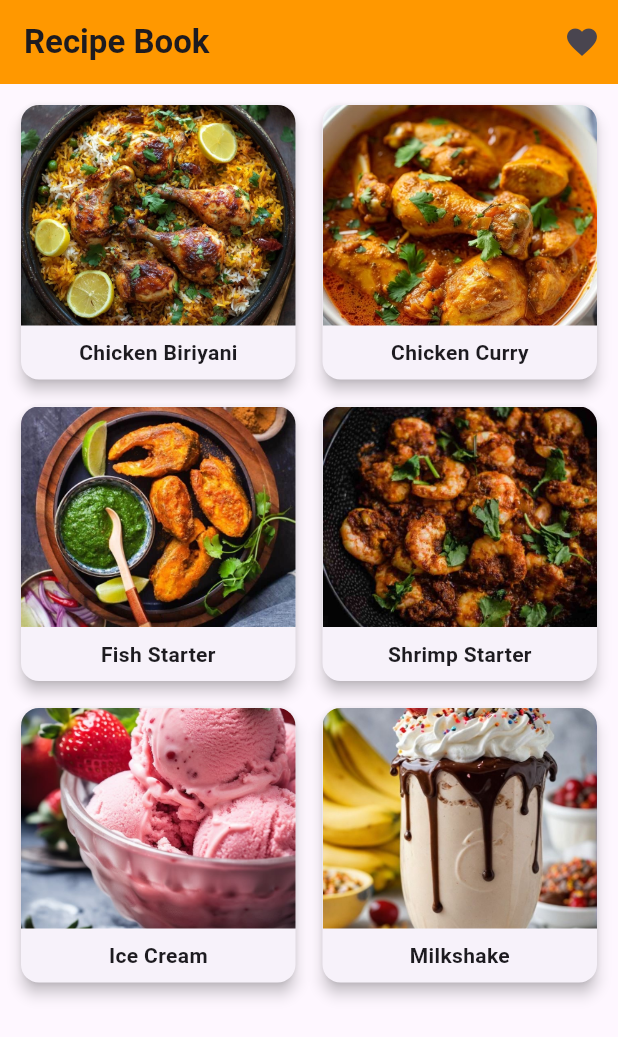
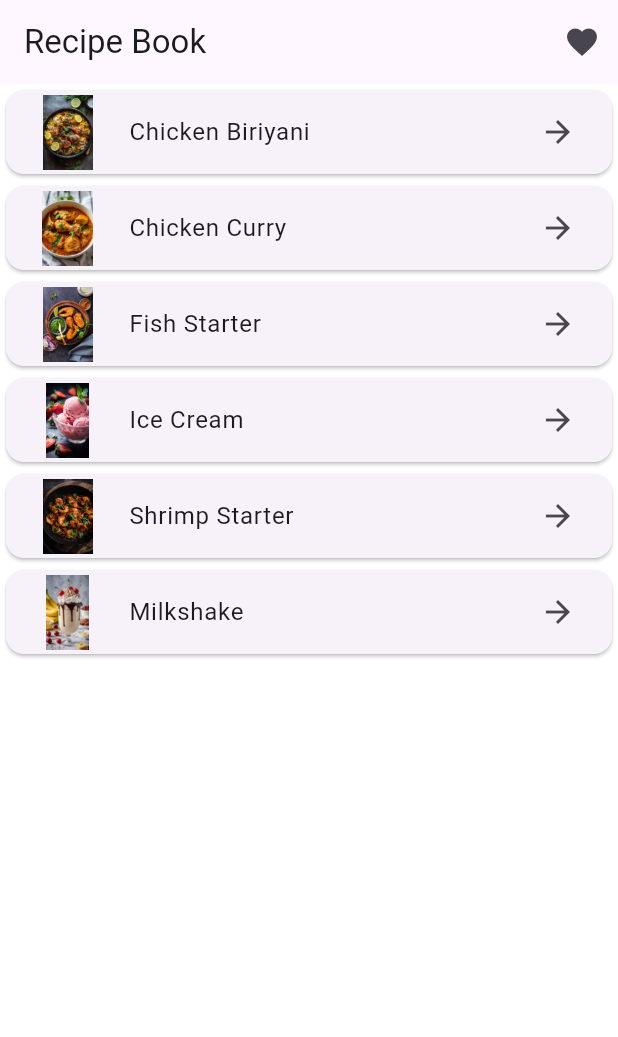
Before and after one commit to charan4112/Recipe_book-, a Flutter app: the screen it shows after launch, on a phone screen of 412 x 824 dp. Shown: the top 1037 px of the screen. Run offline on Flutter 3.47's test engine with Material 3 defaults, Android fonts, the phone set to English and light mode, and no system bars.

Commit message:
Final version with complete recipe book features

```diff
--- a/lib/main.dart
+++ b/lib/main.dart
@@ -2,14 +2,14 @@ import 'package:flutter/material.dart';
 import 'package:provider/provider.dart';
 import 'providers/recipe_provider.dart';
 import 'screens/home_screen.dart';
+import 'screens/details_screen.dart';
+import 'screens/favorites_screen.dart';
 
 void main() {
-  runApp(const RecipeBookApp());
+  runApp(RecipeBookApp());
 }
 
 class RecipeBookApp extends StatelessWidget {
-  const RecipeBookApp({super.key});
-
   @override
   Widget build(BuildContext context) {
     return ChangeNotifierProvider(
@@ -17,8 +17,16 @@ class RecipeBookApp extends StatelessWidget {
       child: MaterialApp(
         debugShowCheckedModeBanner: false,
         title: 'Recipe Book',
-        theme: ThemeData(primarySwatch: Colors.orange),
-        home: const HomeScreen(),
+        theme: ThemeData(
+          primarySwatch: Colors.deepOrange,
+          scaffoldBackgroundColor: Colors.white,
+        ),
+        initialRoute: '/',
+        routes: {
+          '/': (context) => HomeScreen(),
+          '/details': (context) => DetailsScreen(),
+          '/favorites': (context) => FavoritesScreen(),
+        },
       ),
     );
   }
--- a/lib/models/recipe.dart
+++ b/lib/models/recipe.dart
@@ -1,7 +1,7 @@
 class Recipe {
   final String id;
   final String name;
-  final String image;
+  final String imageUrl;
   final List<String> ingredients;
   final String instructions;
   bool isFavorite;
@@ -9,7 +9,7 @@ class Recipe {
   Recipe({
     required this.id,
     required this.name,
-    required this.image,
+    required this.imageUrl,
     required this.ingredients,
     required this.instructions,
     this.isFavorite = false,
--- a/lib/providers/recipe_provider.dart
+++ b/lib/providers/recipe_provider.dart
@@ -6,58 +6,57 @@ class RecipeProvider with ChangeNotifier {
     Recipe(
       id: '1',
       name: 'Chicken Biriyani',
-      image: 'assets/Chicken_Biriyani.JPG',
+      imageUrl: 'assets/Chicken_Biriyani.JPG',
       ingredients: ['Rice', 'Chicken', 'Spices', 'Yogurt'],
-      instructions: 'Cook chicken with spices, add rice, and simmer.',
+      instructions: 'Mix ingredients and cook for 45 minutes.',
     ),
     Recipe(
       id: '2',
       name: 'Chicken Curry',
-      image: 'assets/Chicken_Curry.JPG',
-      ingredients: ['Chicken', 'Tomato', 'Onion', 'Garlic'],
-      instructions: 'Sauté onions, add tomatoes and spices, cook chicken.',
+      imageUrl: 'assets/Chicken_Curry.JPG',
+      ingredients: ['Chicken', 'Onion', 'Tomato', 'Spices'],
+      instructions: 'Cook chicken with onions, tomatoes, and spices.',
     ),
     Recipe(
       id: '3',
       name: 'Fish Starter',
-      image: 'assets/Fish_Starter.JPG',
-      ingredients: ['Fish', 'Garlic', 'Lemon', 'Pepper'],
-      instructions: 'Marinate fish, fry or grill until crispy.',
+      imageUrl: 'assets/Fish_Starter.JPG',
+      ingredients: ['Fish', 'Lemon', 'Garlic', 'Spices'],
+      instructions: 'Marinate fish and fry until golden brown.',
     ),
     Recipe(
       id: '4',
-      name: 'Shrimp Starter',
-      image: 'assets/Shrimp_Starter.JPG',
-      ingredients: ['Shrimp', 'Garlic', 'Butter', 'Spices'],
-      instructions: 'Sauté shrimp in butter with garlic and spices.',
+      name: 'Ice Cream',
+      imageUrl: 'assets/Icecream.JPG',
+      ingredients: ['Milk', 'Sugar', 'Flavoring'],
+      instructions: 'Freeze mixture for 6 hours.',
     ),
     Recipe(
       id: '5',
-      name: 'Ice Cream',
-      image: 'assets/Icecream.JPG',
-      ingredients: ['Milk', 'Sugar', 'Vanilla', 'Cream'],
-      instructions: 'Mix ingredients, freeze, and enjoy cold.',
+      name: 'Shrimp Starter',
+      imageUrl: 'assets/Shrimp_Starter.JPG',
+      ingredients: ['Shrimp', 'Butter', 'Garlic'],
+      instructions: 'Saute shrimp in butter and garlic.',
     ),
     Recipe(
       id: '6',
       name: 'Milkshake',
-      image: 'assets/Milkshake.JPG',
-      ingredients: ['Milk', 'Ice Cream', 'Chocolate'],
-      instructions: 'Blend ingredients until smooth and creamy.',
+      imageUrl: 'assets/Milkshake.JPG',
+      ingredients: ['Milk', 'Ice Cream', 'Flavoring'],
+      instructions: 'Blend until smooth.',
     ),
   ];
 
   List<Recipe> get recipes => [..._recipes];
 
-  List<Recipe> get favoriteRecipes => _recipes.where((recipe) => recipe.isFavorite).toList();
+  List<Recipe> get favoriteRecipes =>
+      _recipes.where((recipe) => recipe.isFavorite).toList();
 
   Recipe findById(String id) => _recipes.firstWhere((recipe) => recipe.id == id);
 
   void toggleFavoriteStatus(String id) {
-    final index = _recipes.indexWhere((recipe) => recipe.id == id);
-    if (index != -1) {
-      _recipes[index].isFavorite = !_recipes[index].isFavorite;
-      notifyListeners();
-    }
+    final recipe = findById(id);
+    recipe.isFavorite = !recipe.isFavorite;
+    notifyListeners();
   }
 }
--- a/lib/screens/home_screen.dart
+++ b/lib/screens/home_screen.dart
@@ -1,69 +1,38 @@
 import 'package:flutter/material.dart';
 import 'package:provider/provider.dart';
 import '../providers/recipe_provider.dart';
-import 'details_screen.dart';
-import 'favorites_screen.dart';
 
 class HomeScreen extends StatelessWidget {
-  const HomeScreen({super.key});
-
   @override
   Widget build(BuildContext context) {
-    final recipeProvider = Provider.of<RecipeProvider>(context);
-    final recipes = recipeProvider.recipes;
+    final recipes = Provider.of<RecipeProvider>(context).recipes;
 
     return Scaffold(
       appBar: AppBar(
-        title: const Text('Recipe Book', style: TextStyle(fontWeight: FontWeight.bold)),
-        backgroundColor: Colors.orange,
+        title: Text('Recipe Book'),
         actions: [
           IconButton(
-            icon: const Icon(Icons.favorite),
-            onPressed: () => Navigator.push(
-              context,
-              MaterialPageRoute(builder: (context) => const FavoritesScreen()),
-            ),
+            icon: Icon(Icons.favorite),
+            onPressed: () => Navigator.pushNamed(context, '/favorites'),
           ),
         ],
       ),
-      body: Padding(
-        padding: const EdgeInsets.all(10.0),
-        child: GridView.builder(
-          gridDelegate: const SliverGridDelegateWithFixedCrossAxisCount(
-            crossAxisCount: 2,
-            crossAxisSpacing: 10,
-            mainAxisSpacing: 10,
-          ),
+      body: ListView.builder(
         itemCount: recipes.length,
         itemBuilder: (ctx, index) {
           final recipe = recipes[index];
-            return GestureDetector(
-              onTap: () => Navigator.push(
-                context,
-                MaterialPageRoute(builder: (context) => DetailsScreen(recipeId: recipe.id)),
-              ),
-              child: Card(
-                shape: RoundedRectangleBorder(borderRadius: BorderRadius.circular(12)),
-                elevation: 4,
-                child: Column(
-                  children: [
-                    Expanded(
-                      child: ClipRRect(
-                        borderRadius: const BorderRadius.vertical(top: Radius.circular(12)),
-                        child: Image.asset(recipe.image, width: double.infinity, fit: BoxFit.cover),
-                      ),
-                    ),
-                    Padding(
-                      padding: const EdgeInsets.all(8.0),
-                      child: Text(recipe.name, style: const TextStyle(fontWeight: FontWeight.bold)),
-                    ),
-                  ],
-                ),
+          return Card(
+            child: ListTile(
+              leading: Image.asset(recipe.imageUrl, width: 50, height: 50),
+              title: Text(recipe.name),
+              trailing: Icon(Icons.arrow_forward),
+              onTap: () {
+                Navigator.pushNamed(context, '/details', arguments: recipe.id);
+              },
             ),
           );
         },
       ),
-      ),
     );
   }
 }
```
Also changed, not shown: lib/screens/details_screen.dart (+30 -0 lines), lib/screens/favorites_screen.dart (+22 -0 lines), pubspec.yaml (+3 -8 lines), pubspec.lock. Lines whose indentation alone changed are shown as unchanged.
